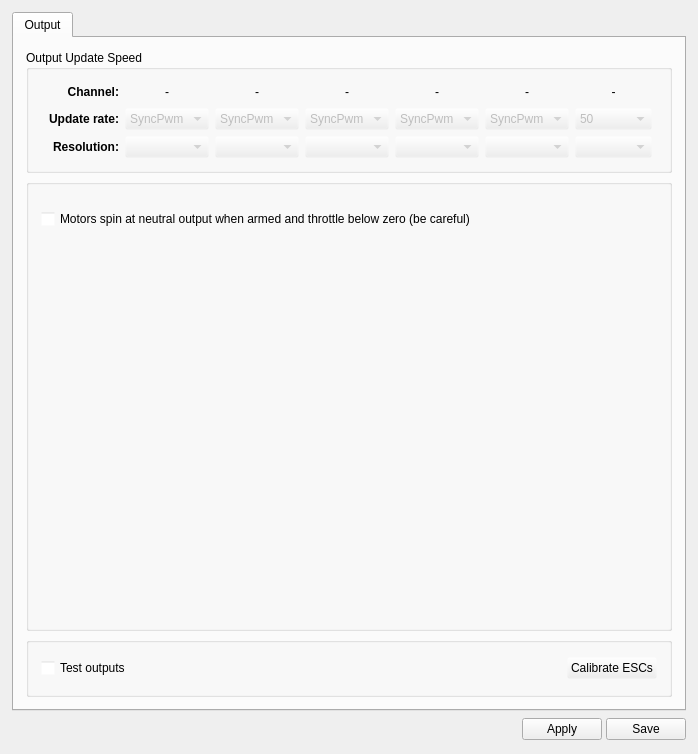
First picture: the form in ground/gcs/src/plugins/config/output.ui, repository TauLabs/TauLabs, before the edit.
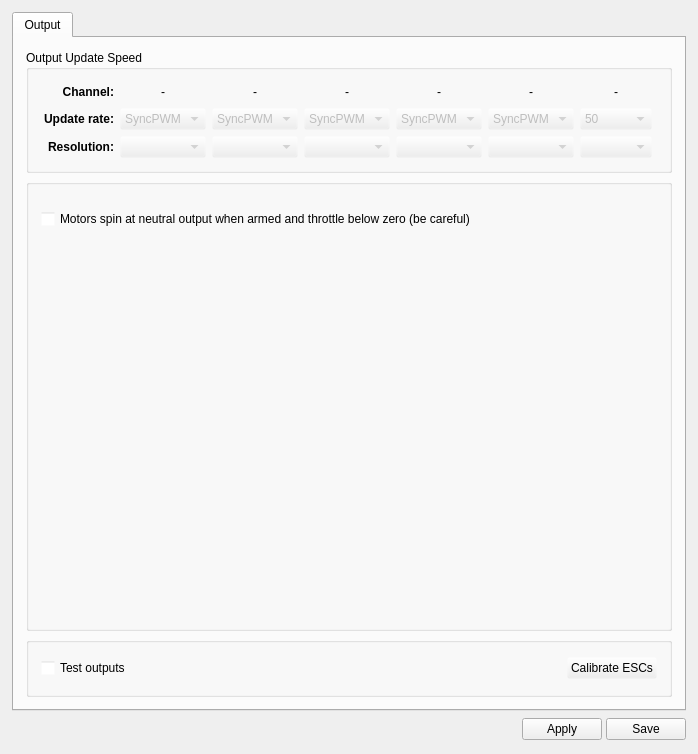
Second picture: the form after the edit. Icons and pictures are not drawn.

Commit message:
GCS: use SyncPwm for the timing aspects
Again we want to consistently use SyncPwm to refer to
the output sync'd to the gyros. The 80ns refers to
high resolution and works well with the 125-250us
pulses.

```diff
--- a/ground/gcs/src/plugins/config/output.ui
+++ b/ground/gcs/src/plugins/config/output.ui
@@ -134,7 +134,7 @@
            <rect>
             <x>0</x>
             <y>0</y>
-            <width>795</width>
+            <width>811</width>
             <height>654</height>
            </rect>
           </property>
@@ -289,12 +289,7 @@
                 </property>
                 <item>
                  <property name="text">
-                  <string>SyncPwm</string>
-                 </property>
-                </item>
-                <item>
-                 <property name="text">
-                  <string>SyncPwm</string>
+                  <string>SyncPWM</string>
                  </property>
                 </item>
                 <item>
@@ -388,7 +383,7 @@
                 </property>
                 <item>
                  <property name="text">
-                  <string>SyncPwm</string>
+                  <string>SyncPWM</string>
                  </property>
                 </item>
                 <item>
@@ -574,7 +569,7 @@
                 </property>
                 <item>
                  <property name="text">
-                  <string>SyncPwm</string>
+                  <string>SyncPWM</string>
                  </property>
                 </item>
                 <item>
@@ -716,7 +711,7 @@
                 </property>
                 <item>
                  <property name="text">
-                  <string>SyncPwm</string>
+                  <string>SyncPWM</string>
                  </property>
                 </item>
                 <item>
@@ -866,7 +861,7 @@
                 </property>
                 <item>
                  <property name="text">
-                  <string>SyncPwm</string>
+                  <string>SyncPWM</string>
                  </property>
                 </item>
                 <item>
```
Left out of the diff: 25 changed lines with no effect on the pictures. The commit also changes 2 other files.
